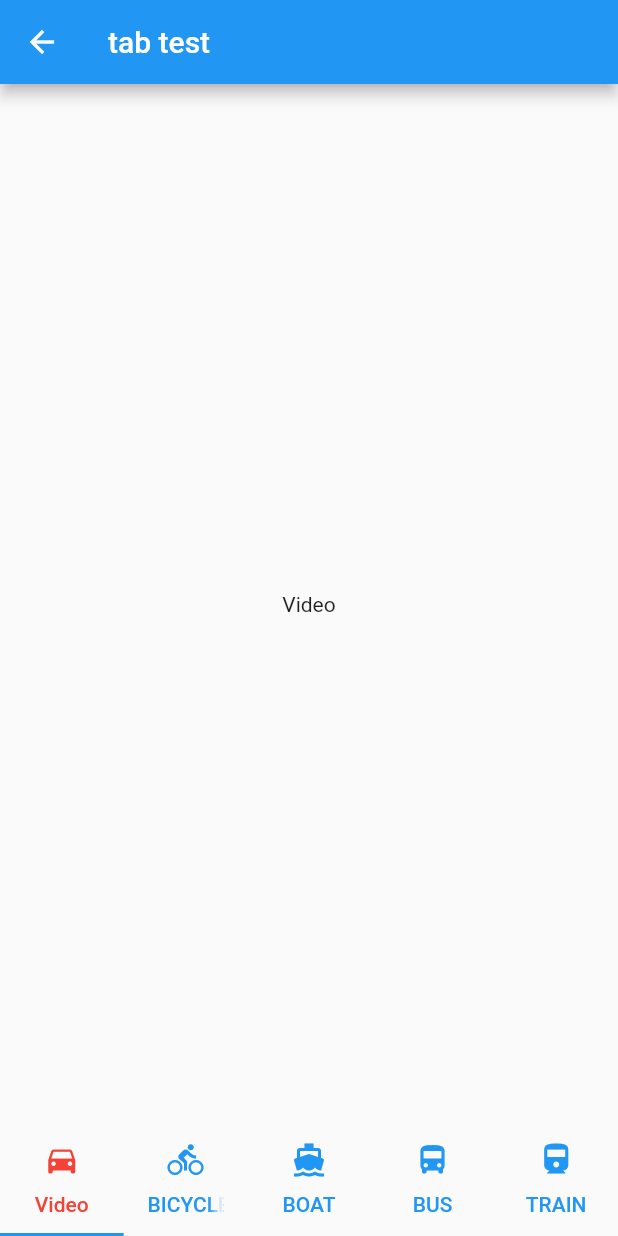
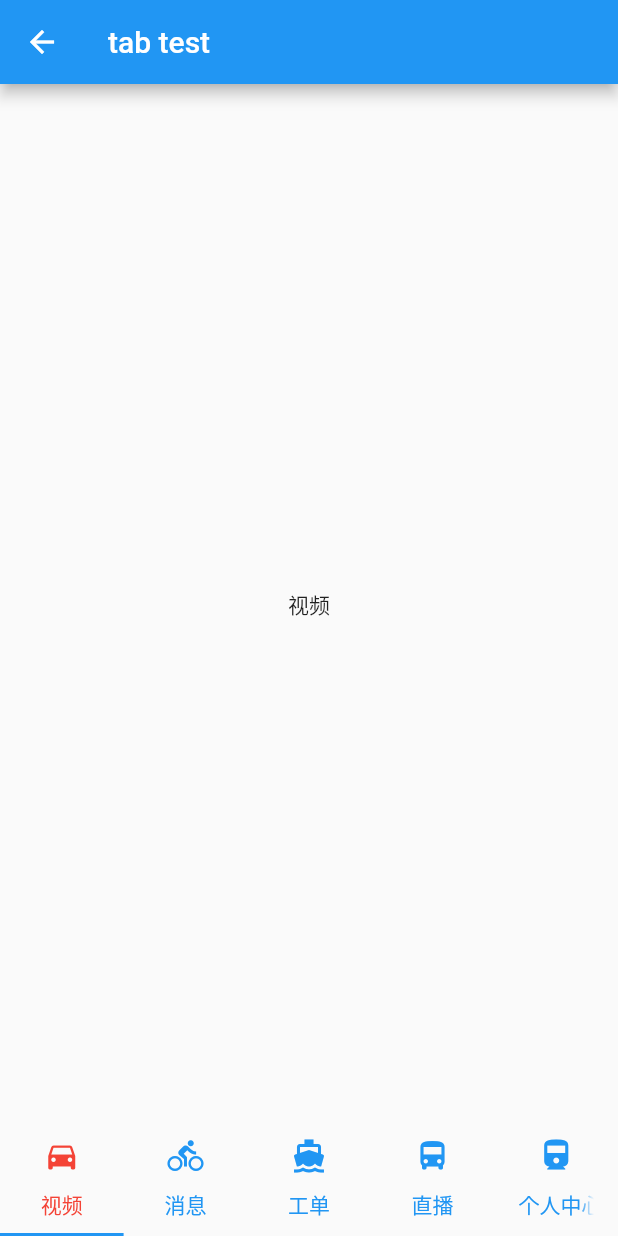
Before and after one commit to godtrace12/flutter_module, a Flutter app: the TabMain screen opened by its route, on a phone screen of 412 x 824 dp. Run offline on Flutter 3.47's test engine with Material 2 defaults, Android fonts, the phone set to English and light mode, and no system bars.

Commit message:
[add] tab 项目名称改为中文

```diff
--- a/lib/tabMain.dart
+++ b/lib/tabMain.dart
@@ -70,11 +70,11 @@ class MainItem{
 }
 
 const List<MainItem> mainItems = const <MainItem>[
-  const MainItem(title: 'Video',icon: Icons.directions_car),
-  const MainItem(title: 'BICYCLE', icon: Icons.directions_bike),
-  const MainItem(title: 'BOAT', icon: Icons.directions_boat),
-  const MainItem(title: 'BUS', icon: Icons.directions_bus),
-  const MainItem(title: 'TRAIN', icon: Icons.directions_railway),
+  const MainItem(title: '视频',icon: Icons.directions_car),
+  const MainItem(title: '消息', icon: Icons.directions_bike),
+  const MainItem(title: '工单', icon: Icons.directions_boat),
+  const MainItem(title: '直播', icon: Icons.directions_bus),
+  const MainItem(title: '个人中心', icon: Icons.directions_railway),
 ];
 
 class MainItemWidget extends StatelessWidget {
```
Also changed, not shown: lib/main.dart (+0 -16 lines).
